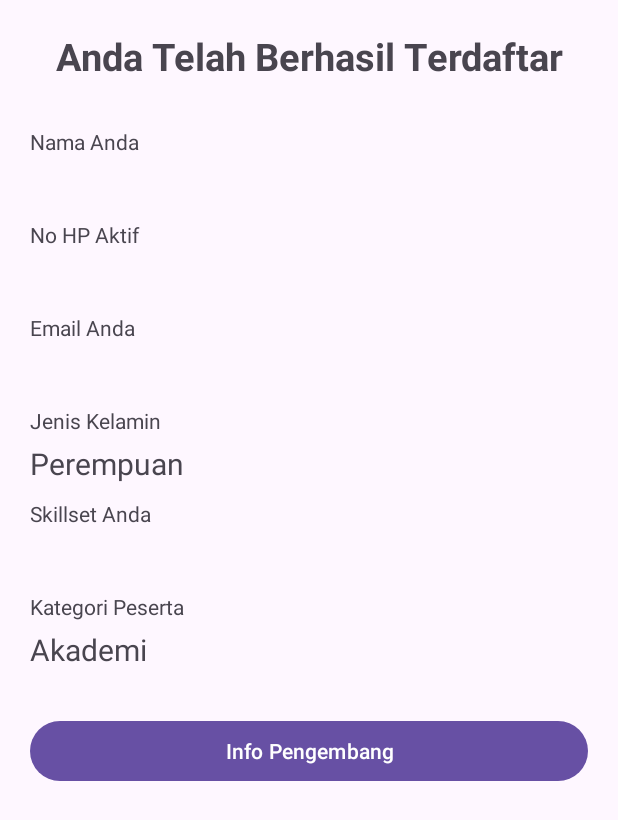
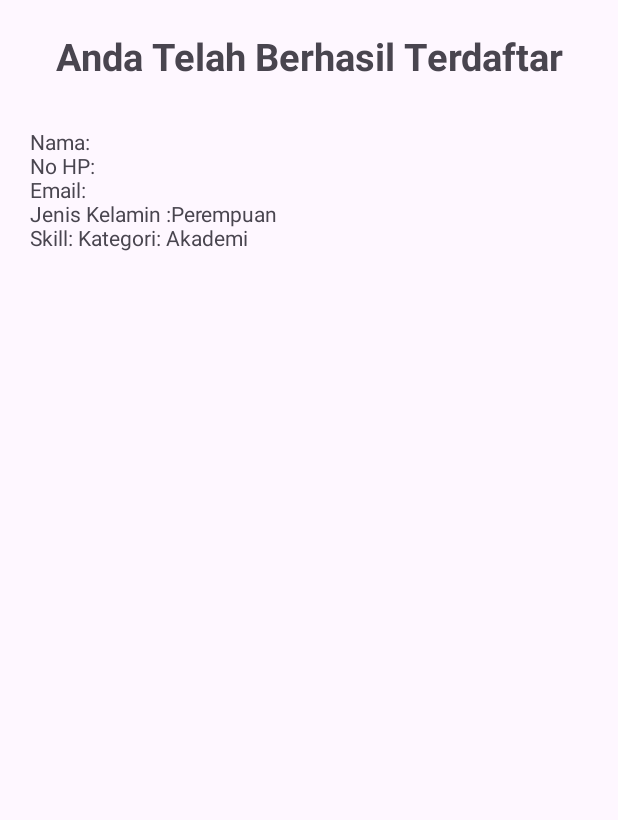
Before and after one commit to AdrianNaufalWijaya/FormFGDMVVMProject, an Android app: the screen it shows after launch (MainActivity), after a tap on "Simpan", on a phone screen of 412 x 824 dp. Shown: the top 820 px of the screen. Run offline under Robolectric (Android 15) with nearby library versions, the phone set to English and light mode, and no system bars; our stand-ins replace Dagger/Hilt's generated code, Room's generated code.

Commit message:
first commit

```diff
--- a/app/src/main/AndroidManifest.xml
+++ b/app/src/main/AndroidManifest.xml
@@ -3,6 +3,7 @@
     xmlns:tools="http://schemas.android.com/tools">
 
     <application
+        android:name=".MyApp"
         android:allowBackup="true"
         android:dataExtractionRules="@xml/data_extraction_rules"
         android:fullBackupContent="@xml/backup_rules"
--- /dev/null
+++ b/app/src/main/java/com/example/formfgdmvvmproject/MyApp.kt
@@ -0,0 +1,7 @@
+package com.example.formfgdmvvmproject
+
+import android.app.Application
+import dagger.hilt.android.HiltAndroidApp
+
+@HiltAndroidApp
+class MyApp : Application()
--- /dev/null
+++ b/app/src/main/java/com/example/formfgdmvvmproject/data/AttendanceDao.kt
@@ -0,0 +1,19 @@
+package com.example.formfgdmvvmproject.data
+
+import androidx.room.Dao
+import androidx.room.Insert
+import androidx.room.OnConflictStrategy
+import androidx.room.Query
+import com.example.formfgdmvvmproject.model.AttendanceModel
+import kotlinx.coroutines.flow.Flow
+
+
+@Dao
+interface AttendanceDao {
+
+    @Insert(onConflict = OnConflictStrategy.Companion.REPLACE)
+    suspend fun insert(attendance: AttendanceModel)
+
+    @Query("SELECT * FROM attendance")
+    fun getAll(): Flow<List<AttendanceModel>>
+}
--- /dev/null
+++ b/app/src/main/java/com/example/formfgdmvvmproject/data/AttendanceDatabase.kt
@@ -0,0 +1,11 @@
+package com.example.formfgdmvvmproject.data
+
+import androidx.room.Database
+import androidx.room.RoomDatabase
+import com.example.formfgdmvvmproject.model.AttendanceModel
+
+@Database(entities=[AttendanceModel::class], version = 1, exportSchema = false)
+abstract class AttendanceDatabase : RoomDatabase() {
+
+    abstract fun attendanceDao(): AttendanceDao
+}
--- /dev/null
+++ b/app/src/main/java/com/example/formfgdmvvmproject/di/AppModule.kt
@@ -0,0 +1,30 @@
+package com.example.formfgdmvvmproject.di
+
+import android.content.Context
+import androidx.room.Room
+import com.example.formfgdmvvmproject.data.AttendanceDao
+import com.example.formfgdmvvmproject.data.AttendanceDatabase
+import com.example.formfgdmvvmproject.repository.AttendanceRepository
+import dagger.Module
+import dagger.Provides
+import dagger.hilt.InstallIn
+import dagger.hilt.android.qualifiers.ApplicationContext
+import dagger.hilt.components.SingletonComponent
+import javax.inject.Singleton
+
+@Module
+@InstallIn(SingletonComponent::class)
+object AppModule {
+
+    @Provides
+    @Singleton
+    fun provideDatabase(@ApplicationContext context:Context):AttendanceDatabase =
+        Room.databaseBuilder(
+            context,AttendanceDatabase::class.java,
+            "attendance_db"
+        ).build()
+
+    @Provides
+    fun provideDao(database: AttendanceDatabase): AttendanceDao = database.attendanceDao()
+    fun provideRepository(dao: AttendanceDao): AttendanceRepository = AttendanceRepository(dao)
+}
--- a/app/src/main/java/com/example/formfgdmvvmproject/model/AttendanceModel.kt
+++ b/app/src/main/java/com/example/formfgdmvvmproject/model/AttendanceModel.kt
@@ -1,10 +1,17 @@
 package com.example.formfgdmvvmproject.model
 
+import androidx.room.Entity
+import androidx.room.PrimaryKey
+
+
+@Entity(tableName = "attendance")
 data class AttendanceModel(
+    @PrimaryKey(autoGenerate = true)
+    val id: Int = 0,
     val name: String = "",
     val phone: String= "",
     val email: String= "",
     val gender: String= "",
-    val skillset: List<String> = emptyList(),
+    val skillset: String= "",
     var kategori: String= ""
 )
--- /dev/null
+++ b/app/src/main/java/com/example/formfgdmvvmproject/repository/AttendanceRepository.kt
@@ -0,0 +1,13 @@
+package com.example.formfgdmvvmproject.repository
+
+import com.example.formfgdmvvmproject.data.AttendanceDao
+import com.example.formfgdmvvmproject.model.AttendanceModel
+import kotlinx.coroutines.flow.Flow
+import javax.inject.Inject
+
+class AttendanceRepository @Inject constructor(private val attendanceDao: AttendanceDao) {
+
+    suspend fun insert(attendance: AttendanceModel) = attendanceDao.insert(attendance)
+
+    fun getAll():Flow<List<AttendanceModel>> = attendanceDao.getAll()
+    }
--- a/app/src/main/java/com/example/formfgdmvvmproject/view/InputFragment.kt
+++ b/app/src/main/java/com/example/formfgdmvvmproject/view/InputFragment.kt
@@ -12,7 +12,10 @@ import com.example.formfgdmvvmproject.databinding.ActivityMainBinding
 import com.example.formfgdmvvmproject.databinding.FragmentInputBinding
 import com.example.formfgdmvvmproject.viewmodel.AttandanceViewModel
 import com.example.formfgdmvvmproject.model.AttendanceModel
+import dagger.hilt.android.AndroidEntryPoint
 
+
+@AndroidEntryPoint
 class InputFragment : Fragment() {
 
     private lateinit var binding: FragmentInputBinding
@@ -53,7 +56,7 @@ class InputFragment : Fragment() {
                     if (binding.chkCrriticalthinking.isChecked) "Critical Thinking" else null,
                     if (binding.chkPrograming.isChecked) "Programing" else null,
                     if (binding.chkDesignthinking.isChecked) "Design Thinking" else null
-                ),
+                ).joinToString (),
                 kategori = binding.spCategory.selectedItem?.toString() ?: "Tidak Diketahui"
 
             )
--- a/app/src/main/java/com/example/formfgdmvvmproject/view/MainActivity.kt
+++ b/app/src/main/java/com/example/formfgdmvvmproject/view/MainActivity.kt
@@ -4,9 +4,11 @@ import android.os.Bundle
 import androidx.appcompat.app.AppCompatActivity
 import com.example.formfgdmvvmproject.R
 import com.example.formfgdmvvmproject.databinding.ActivityMainBinding
+import dagger.hilt.android.AndroidEntryPoint
 
-//Senin 2 juni 2025, 10120095, Adrian Naufal Wijaya dan AKB UL1
+//Senin 26 juni 2025, 10120095, Adrian Naufal Wijaya dan AKB UL1
 
+@AndroidEntryPoint
 class MainActivity : AppCompatActivity() {
 
     private lateinit var binding: ActivityMainBinding
--- a/app/src/main/java/com/example/formfgdmvvmproject/view/OutputFragment.kt
+++ b/app/src/main/java/com/example/formfgdmvvmproject/view/OutputFragment.kt
@@ -10,8 +10,9 @@ import com.example.formfgdmvvmproject.R
 import com.example.formfgdmvvmproject.databinding.FragmentInputBinding
 import com.example.formfgdmvvmproject.databinding.FragmentOutputBinding
 import com.example.formfgdmvvmproject.viewmodel.AttandanceViewModel
+import dagger.hilt.android.AndroidEntryPoint
 
-
+@AndroidEntryPoint
 class OutputFragment : Fragment() {
 
     private lateinit var binding: FragmentOutputBinding
@@ -25,13 +26,16 @@ class OutputFragment : Fragment() {
         // Inflate the layout for this fragment
         binding = FragmentOutputBinding.inflate(inflater, container, false)
 
-        viewModel.attendanceData.observe(viewLifecycleOwner) {model ->
-            binding.txtNamaResult.text = model.name
-            binding.txtTelefonResult.text = model.phone
-            binding.txtEmailResult.text = model.email
-            binding.txtGenderResult.text = model.gender
-            binding.txtSkillsetResult.text = model.skillset.joinToString(",")
-            binding.txtKategoriResult.text = model.kategori
+        viewModel.attendanceList.observe(viewLifecycleOwner) { list ->
+            binding.txtViewOutput.text = list.joinToString ("\n\n"){
+                "Nama: ${it.name}\n" +
+                        "No HP: ${it.phone}\n"+
+                        "Email: ${it.email}\n" +
+                                "Jenis Kelamin :${it.gender}\n" +
+                                "Skill: ${it.skillset}" +
+                        "Kategori: ${it.kategori}"
+            }
+
         }
 
         return binding.root
--- a/app/src/main/java/com/example/formfgdmvvmproject/viewmodel/AttandanceViewModel.kt
+++ b/app/src/main/java/com/example/formfgdmvvmproject/viewmodel/AttandanceViewModel.kt
@@ -3,15 +3,30 @@ package com.example.formfgdmvvmproject.viewmodel
 import androidx.lifecycle.LiveData
 import androidx.lifecycle.MutableLiveData
 import androidx.lifecycle.ViewModel
+import androidx.lifecycle.asLiveData
+import androidx.lifecycle.viewModelScope
 import com.example.formfgdmvvmproject.model.AttendanceModel
+import com.example.formfgdmvvmproject.repository.AttendanceRepository
+import dagger.hilt.android.lifecycle.HiltViewModel
+import dagger.hilt.android.scopes.ViewModelScoped
+import kotlinx.coroutines.launch
+import javax.inject.Inject
 
-class AttandanceViewModel : ViewModel() {
+@HiltViewModel
+class AttandanceViewModel @Inject constructor(
+    private val repository: AttendanceRepository
+) : ViewModel() {
 
     private val  _attendanceData = MutableLiveData<AttendanceModel>()
     val attendanceData: LiveData<AttendanceModel> get() = _attendanceData
 
+    val attendanceList = repository.getAll().asLiveData()
+
     //fungsi menyimpan data peserta
     fun setAttandanceData(model: AttendanceModel) {
-        _attendanceData.value = model
+       // _attendanceData.value = model
+        viewModelScope.launch {
+            repository.insert(model)
+        }
     }
 }
--- a/app/src/main/res/layout/fragment_output.xml
+++ b/app/src/main/res/layout/fragment_output.xml
@@ -1,15 +1,13 @@
 <?xml version="1.0" encoding="utf-8"?>
-<ScrollView xmlns:android="http://schemas.android.com/apk/res/android"
-    xmlns:tools="http://schemas.android.com/tools"
-    android:layout_width="match_parent"
-    android:layout_height="match_parent"
-    tools:context=".view.OutputFragment">
 
     <LinearLayout
+        xmlns:android="http://schemas.android.com/apk/res/android"
+        xmlns:tools="http://schemas.android.com/tools"
         android:layout_width="match_parent"
         android:layout_height="wrap_content"
         android:orientation="vertical"
-        android:padding="20dp">
+        android:padding="20dp"
+        tools:context=".view.OutputFragment">
 
     <TextView
         android:layout_width="match_parent"
@@ -21,92 +19,11 @@
         android:textStyle="bold"/>
 
     <TextView
+        android:id="@+id/txtViewOutput"
         android:layout_width="match_parent"
         android:layout_height="wrap_content"
         android:layout_marginBottom="5dp"
         android:text="@string/nama"/>
 
-    <TextView
-        android:id="@+id/txt_nama_result"
-        android:layout_width="match_parent"
-        android:layout_height="wrap_content"
-        android:layout_marginBottom="10dp"
-        android:textSize="20sp"/>
-
-    <TextView
-        android:layout_width="match_parent"
-        android:layout_height="wrap_content"
-        android:layout_marginBottom="5dp"
-        android:text="@string/telefon"/>
-
-    <TextView
-        android:id="@+id/txt_telefon_result"
-        android:layout_width="match_parent"
-        android:layout_height="wrap_content"
-        android:layout_marginBottom="10dp"
-        android:textSize="20sp"/>
-
-    <TextView
-        android:layout_width="match_parent"
-        android:layout_height="wrap_content"
-        android:layout_marginBottom="5dp"
-        android:text="@string/email"/>
-
-    <TextView
-        android:id="@+id/txt_email_result"
-        android:layout_width="match_parent"
-        android:layout_height="wrap_content"
-        android:layout_marginBottom="10dp"
-        android:textSize="20sp"/>
-
-    <TextView
-        android:layout_width="match_parent"
-        android:layout_height="wrap_content"
-        android:layout_marginBottom="5dp"
-        android:text="@string/rad_gender"/>
-
-    <TextView
-        android:id="@+id/txt_gender_result"
-        android:layout_width="match_parent"
-        android:layout_height="wrap_content"
-        android:layout_marginBottom="10dp"
-        android:textSize="20sp"/>
-
-    <TextView
-        android:layout_width="match_parent"
-        android:layout_height="wrap_content"
-        android:layout_marginBottom="5dp"
-        android:text="@string/chk_skillset"/>
-
-    <TextView
-        android:id="@+id/txt_skillset_result"
-        android:layout_width="match_parent"
-        android:layout_height="wrap_content"
-        android:layout_marginBottom="10dp"
-        android:textSize="20sp"/>
-
-    <TextView
-        android:layout_width="match_parent"
-        android:layout_height="wrap_content"
-        android:layout_marginBottom="5dp"
-        android:text="@string/kategori"/>
-
-    <TextView
-        android:id="@+id/txt_kategori_result"
-        android:layout_width="match_parent"
-        android:layout_height="wrap_content"
-        android:layout_marginBottom="30dp"
-        android:textSize="20sp"/>
-
-    <Button
-        android:id="@+id/btn_info_developer"
-        android:layout_width="match_parent"
-        android:layout_height="wrap_content"
-        android:text="@string/info"
-        android:layout_marginBottom="20dp"/>
 
     </LinearLayout>
-
-
-
-</ScrollView>
--- a/build.gradle.kts
+++ b/build.gradle.kts
@@ -2,4 +2,5 @@
 plugins {
     alias(libs.plugins.android.application) apply false
     alias(libs.plugins.kotlin.android) apply false
+    alias(libs.plugins.dagger.hilt) apply false
 }
```
Also changed, not shown: app/build.gradle.kts (+13 -3 lines), gradle/libs.versions.toml (+19 -0 lines).
